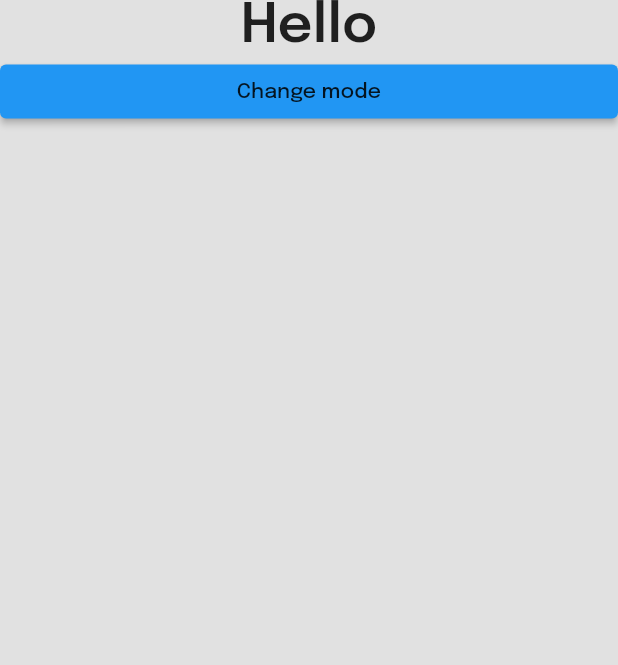
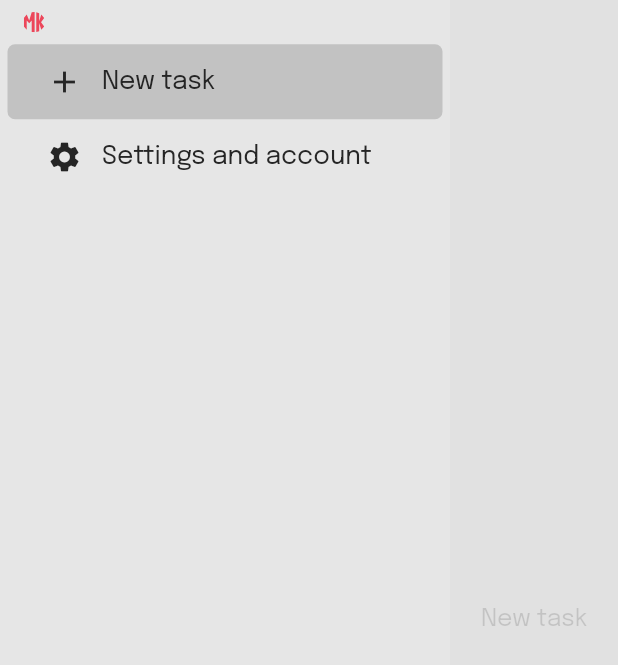
Before and after one commit to UwUClub/AwARea, a Flutter app: the screen it shows after launch, on a phone screen of 412 x 824 dp. Shown: the top 665 px of the screen. Run offline on Flutter 3.47's test engine with Material 2 defaults, Android fonts, the phone set to English and light mode, and no system bars; drawn by our look-alikes of easy_sidemenu; our stand-ins replace flutter_svg, get_it; generated files the repository leaves out were written again.

Commit message:
Add side menu for home page

```diff
--- /dev/null
+++ b/flutter_area/lib/UI/Home/home_view.dart
@@ -0,0 +1,134 @@
+import 'package:easy_sidemenu/easy_sidemenu.dart';
+import 'package:flutter/material.dart';
+import 'package:flutter_gen/gen_l10n/app_localizations.dart';
+import 'package:flutter_svg/svg.dart';
+
+import '../../Core/Locator/locator.dart';
+import '../../Core/Manager/theme_manager.dart';
+import '../../Utils/Extensions/color_extensions.dart';
+import '../../Utils/Extensions/double_extensions.dart';
+import '../ReusableWidgets/mk_background.dart';
+
+class HomeView extends StatefulWidget {
+  const HomeView({super.key});
+
+  @override
+  State<HomeView> createState() => _HomeViewState();
+}
+
+class _HomeViewState extends State<HomeView> {
+  ThemeManager themeManager = locator<ThemeManager>();
+  PageController pageController = PageController();
+  SideMenuController sideMenu = SideMenuController();
+
+  @override
+  void initState() {
+    sideMenu.addListener((int index) {
+      pageController.jumpToPage(index);
+    });
+    super.initState();
+  }
+
+  @override
+  Widget build(BuildContext context) {
+    return MkBackground(child: Scaffold(
+      backgroundColor: Theme.of(context).brightness == Brightness.light
+                        ? Theme.of(context).colorScheme.lightColor1
+                        : Theme.of(context).colorScheme.darkColor1,
+      body: Row(
+        children: [
+          SideMenu(
+            controller: sideMenu,
+            style: SideMenuStyle(
+              displayMode: SideMenuDisplayMode.open,
+              compactSideMenuWidth: 60,
+              hoverColor: Theme.of(context).brightness == Brightness.light
+                                  ? Theme.of(context).colorScheme.lightColor3
+                                  : Theme.of(context).colorScheme.darkColor3,
+              selectedHoverColor: Theme.of(context).brightness == Brightness.light
+                                  ? Theme.of(context).colorScheme.lightColor3
+                                  : Theme.of(context).colorScheme.darkColor3,
+              selectedColor: Theme.of(context).brightness == Brightness.light
+                                  ? Theme.of(context).colorScheme.lightColor4
+                                  : Theme.of(context).colorScheme.darkColor4,
+              selectedTitleTextStyle: Theme.of(context).brightness == Brightness.light
+                                  ? TextStyle(color: Theme.of(context).colorScheme.darkColor2)
+                                  : TextStyle(color: Theme.of(context).colorScheme.lightColor2),
+              unselectedTitleTextStyle: Theme.of(context).brightness == Brightness.light
+                                  ? TextStyle(color: Theme.of(context).colorScheme.darkColor2)
+                                  : TextStyle(color: Theme.of(context).colorScheme.lightColor2),
+              selectedIconColor: Theme.of(context).brightness == Brightness.light
+                                  ? Theme.of(context).colorScheme.darkColor2
+                                  : Theme.of(context).colorScheme.lightColor2,
+              unselectedIconColor: Theme.of(context).brightness == Brightness.light
+                                  ? Theme.of(context).colorScheme.darkColor2
+                                  : Theme.of(context).colorScheme.lightColor2,
+              backgroundColor: Theme.of(context).brightness == Brightness.light
+                                  ? Theme.of(context).colorScheme.lightColor2
+                                  : Theme.of(context).colorScheme.darkColor2,
+              toggleColor: Theme.of(context).brightness == Brightness.light
+                                  ? Theme.of(context).colorScheme.darkColor2
+                                  : Theme.of(context).colorScheme.lightColor2,
+              itemInnerSpacing: 13.0,
+            ),
+            showToggle: true,
+            title: Row(
+              children: [
+                Padding(
+                  padding: const EdgeInsets.all(8.0),
+                  child: SvgPicture.asset('assets/images/Logo.svg',
+                  semanticsLabel: 'Logo',
+                  width: 28.0.ratioW(),
+                  height: 28.0.ratioH(),
+                  )
+                ),
+              ],
+            ),
+            footer: TextButton(
+              onPressed: () => themeManager.inverseThemeMode(),
+                child: BottomAppBar(
+                  child: Text(AppLocalizations.of(context)!.changeMode,
+                      style: Theme.of(context).textTheme.labelLarge))),
+            items: [
+              SideMenuItem(
+                title: AppLocalizations.of(context)!.newTask,
+                onTap: (int index, _) {
+                  sideMenu.changePage(index);
+                },
+                icon: const Icon(Icons.add),
+              ),
+              SideMenuItem(
+                title: AppLocalizations.of(context)!.settings,
+                onTap: (int index, _) {
+                  sideMenu.changePage(index);
+                },
+                icon: const Icon(Icons.settings),
+              ),
+              SideMenuItem(
+                builder: (BuildContext context, SideMenuDisplayMode displayMode) {
+                  return const Divider(
+                    endIndent: 8,
+                    indent: 8,
+                  );
+                },
+              ),
+            ],
+          ),
+          Expanded(
+            child: PageView(
+              controller: pageController,
+              children: [
+                Center(
+                  child: Text(AppLocalizations.of(context)!.newTask),
+                ),
+                Center(
+                  child: Text(AppLocalizations.of(context)!.settings),
+                ),
+              ],
+            ),
+          ),
+        ],
+      ),
+    ));
+  }
+}
--- a/flutter_area/lib/Utils/Extensions/color_extensions.dart
+++ b/flutter_area/lib/Utils/Extensions/color_extensions.dart
@@ -27,5 +27,5 @@ extension ColorExtension on ColorScheme {
 
   Color get redColor => const Color(0xFFEC465A);
 
-  Color get redLightColor => const Color(0x0AEC465A);
+  Color get redLightColor => const Color(0x80EC465A);
 }
--- a/flutter_area/lib/l10n/app_en.arb
+++ b/flutter_area/lib/l10n/app_en.arb
@@ -1,4 +1,6 @@
 {
     "hello": "Hello",
-    "changeMode": "Change mode"
+    "changeMode": "Change mode",
+    "newTask": "New task",
+    "settings": "Settings and account"
 }
--- a/flutter_area/lib/l10n/app_es.arb
+++ b/flutter_area/lib/l10n/app_es.arb
@@ -1,4 +1,6 @@
 {
     "hello": "Hola",
-    "changeMode": "Cambiar modo"
+    "changeMode": "Cambiar modo",
+    "newTask": "",
+    "settings": ""
 }
--- a/flutter_area/lib/l10n/app_fr.arb
+++ b/flutter_area/lib/l10n/app_fr.arb
@@ -1,4 +1,6 @@
 {
     "hello": "Salut",
-    "changeMode": "Changer de mode"
+    "changeMode": "Changer de mode",
+    "newTask": "Nouvelle tâche",
+    "settings": "Paramètres et compte"
 }
--- a/flutter_area/lib/main.dart
+++ b/flutter_area/lib/main.dart
@@ -4,6 +4,7 @@ import 'package:flutter_gen/gen_l10n/app_localizations.dart';
 import 'Core/Locator/locator.dart';
 import 'Core/Manager/theme_manager.dart';
 import 'UI/Demo/demo_view.dart';
+import 'UI/Home/home_view.dart';
 import 'Utils/constants.dart';
 import 'Utils/theme_data.dart';
 
@@ -54,6 +55,6 @@ class _MyHomePageState extends State<MyHomePage> {
   Widget build(BuildContext context) {
     kDeviceHeight = MediaQuery.of(context).size.height;
     kDeviceWidth = MediaQuery.of(context).size.width;
-    return const Scaffold(resizeToAvoidBottomInset: false, body: DemoView());
+    return const Scaffold(resizeToAvoidBottomInset: false, body: HomeView());
   }
 }
--- a/flutter_area/pubspec.yaml
+++ b/flutter_area/pubspec.yaml
@@ -40,6 +40,8 @@ dependencies:
   flutter_localizations:
     sdk: flutter
   intl: any
+  easy_sidemenu: ^0.5.0
+  flutter_svg: ^2.0.9
 
 dev_dependencies:
   flutter_test:
```
Also changed, not shown: 1 other file.
